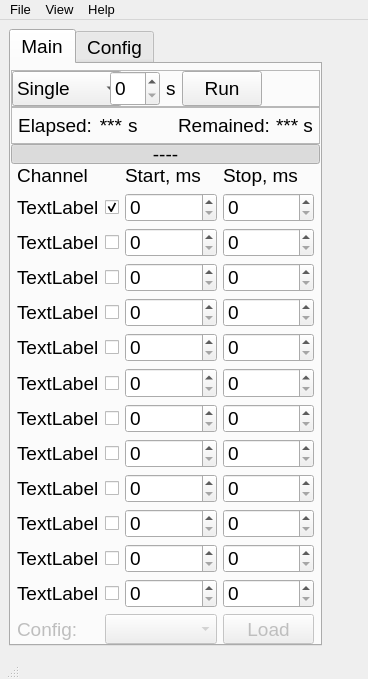
The window that Timer_UI.ui (smertouh/1_MeV_UI_additional) describes before a commit, drawn with Qt 5.
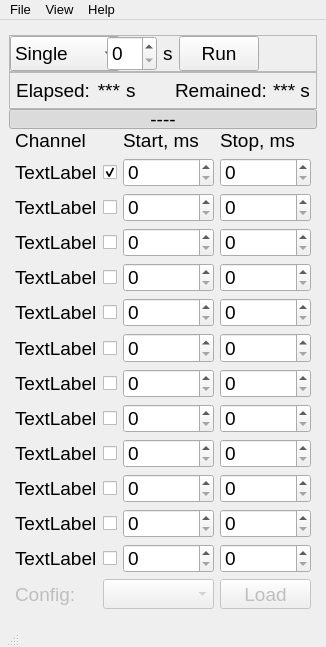
The same window after the commit. Icons and pictures are not drawn.

```diff
--- a/Timer_UI.ui
+++ b/Timer_UI.ui
@@ -6,8 +6,8 @@
    <rect>
     <x>0</x>
     <y>0</y>
-    <width>368</width>
-    <height>679</height>
+    <width>326</width>
+    <height>647</height>
    </rect>
   </property>
   <property name="sizePolicy">
@@ -35,13 +35,13 @@
      <verstretch>0</verstretch>
     </sizepolicy>
    </property>
-   <widget class="QTabWidget" name="tabWidget">
+   <widget class="QStackedWidget" name="stackedWidget">
     <property name="geometry">
      <rect>
       <x>9</x>
       <y>9</y>
-      <width>313</width>
-      <height>617</height>
+      <width>308</width>
+      <height>580</height>
      </rect>
     </property>
     <property name="sizePolicy">
@@ -60,22 +60,7 @@
     <property name="focusPolicy">
      <enum>Qt::NoFocus</enum>
     </property>
-    <property name="tabShape">
-     <enum>QTabWidget::Rounded</enum>
-    </property>
-    <property name="currentIndex">
-     <number>0</number>
-    </property>
-    <widget class="QWidget" name="tabWidgetPage1">
-     <property name="sizePolicy">
-      <sizepolicy hsizetype="Maximum" vsizetype="Maximum">
-       <horstretch>0</horstretch>
-       <verstretch>0</verstretch>
-      </sizepolicy>
-     </property>
-     <attribute name="title">
-      <string>Main</string>
-     </attribute>
+    <widget class="QWidget" name="stackedWidgetPage1" native="true">
      <layout class="QVBoxLayout" name="verticalLayout_2">
       <property name="spacing">
        <number>0</number>
@@ -586,7 +571,7 @@
         </property>
         <property name="sizeHint" stdset="0">
          <size>
-          <width>20</width>
+          <width>0</width>
           <height>40</height>
          </size>
         </property>
@@ -1696,16 +1681,7 @@
       </item>
      </layout>
     </widget>
-    <widget class="QWidget" name="tabWidgetPage2">
-     <property name="sizePolicy">
-      <sizepolicy hsizetype="Maximum" vsizetype="Maximum">
-       <horstretch>0</horstretch>
-       <verstretch>0</verstretch>
-      </sizepolicy>
-     </property>
-     <attribute name="title">
-      <string notr="true">Config</string>
-     </attribute>
+    <widget class="QWidget" name="stackedWidgetPage2" native="true">
      <layout class="QVBoxLayout" name="verticalLayout_7">
       <item>
        <widget class="QFrame" name="frame_10">
@@ -1768,7 +1744,7 @@
     <rect>
      <x>0</x>
      <y>0</y>
-     <width>368</width>
+     <width>326</width>
      <height>23</height>
     </rect>
    </property>
```
Left out of the diff: 28 changed lines with no effect on the pictures.
